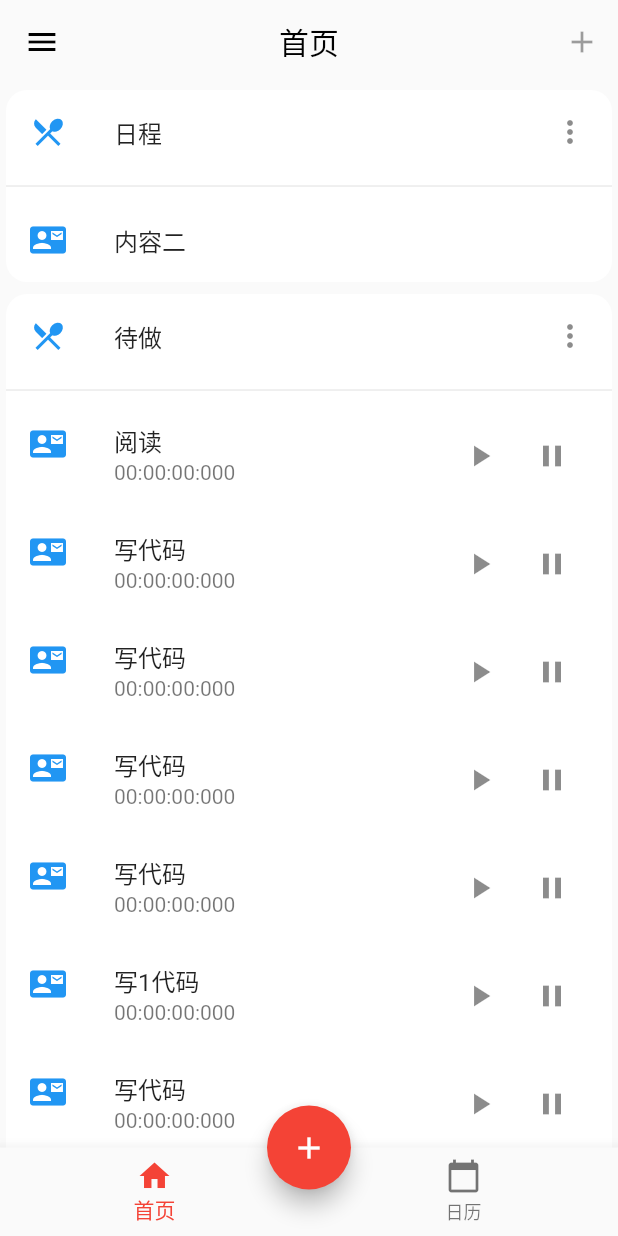
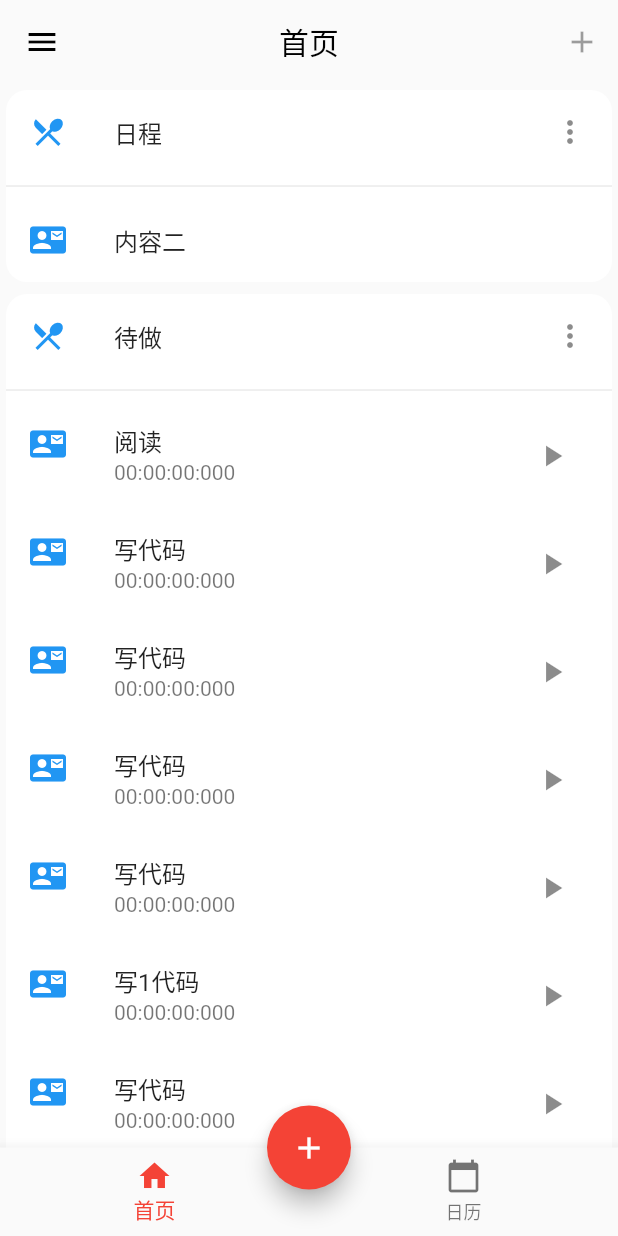
Before and after one commit to PapazDev/PapaLife, a Flutter app: the screen it shows after launch, on a phone screen of 412 x 824 dp. Run offline on Flutter 3.47's test engine with Material 2 defaults, Android fonts, the phone set to English and light mode, and no system bars; our stand-ins replace syncfusion_flutter_calendar.

Commit message:
新增计时器暂停

```diff
--- a/lib/menu.dart
+++ b/lib/menu.dart
@@ -16,34 +16,10 @@ class Menu {
             ),
           ),
           new ListTile(
-            leading: new CircleAvatar(child: new Text("B")),
-            title: new Text('Drawer item B'),
-            subtitle: new Text("Drawer item B subtitle"),
-            onTap: () => {},
-          ),
-          new AboutListTile(
-            icon: new CircleAvatar(child: new Text("Ab")),
-            child: new Text("About"),
-            applicationName: "Test",
-            applicationVersion: "1.0",
-            applicationLegalese: "applicationLegalese",
-            aboutBoxChildren: <Widget>[
-              new Text("BoxChildren"),
-              new Text("box child 2")
-            ],
-          ),
-          new Dismissible(
-            key: UniqueKey(),
-            background: new Container(
-              color: Colors.red,
-            ),
-            child: new ListTile(
-              title: new Text('内容二'),
-              leading: new Icon(
-                Icons.contact_mail,
-                color: Colors.blue[500],
-              ),
-            ),
+            title: new Text('设置',style: new TextStyle(fontSize:18),),
+            onTap: (){
+              print('设置');
+              },
           ),
         ],
       ),
@@ -60,12 +36,10 @@ class Menu {
           "admin@papaz.me",
         ),
         currentAccountPicture: new CircleAvatar(
-          backgroundImage: new AssetImage("images/"),
         ),
         onDetailsPressed: () {},
         otherAccountsPictures: <Widget>[
           new CircleAvatar(
-            backgroundImage: new AssetImage("images/"),
           ),
         ],
         decoration: BoxDecoration(color: Colors.orange));
--- a/lib/pages/index/index.dart
+++ b/lib/pages/index/index.dart
@@ -22,30 +22,33 @@ class MyHomePage extends StatefulWidget {
 
 class _MyHomePageState extends State<MyHomePage> {
   List<Map> todoList = [
-    {'name': '阅读', 'id': '123', 'time': 0},
-    {'name': '写代码', 'id': '32131231', 'time': 0},
-    {'name': '写代码', 'id': '32131231', 'time': 0},
-    {'name': '写代码', 'id': '32131231', 'time': 0},
-    {'name': '写代码', 'id': '32131231', 'time': 0},
-    {'name': '写1代码', 'id': '312131231', 'time': 0},
-    {'name': '写代码', 'id': '32131231', 'time': 0},
-    {'name': '写代码', 'id': '32131231', 'time': 0},
-    {'name': '写代码', 'id': '32131231', 'time': 0},
-    {'name': '写代码', 'id': '32131231', 'time': 0},
-    {'name': '写代码', 'id': '32131231', 'time': 0},
-    {'name': '写代码', 'id': '32131231', 'time': 0}
+    {'name': '阅读', 'id': '123', 'time': 0, 'isTimer': false},
+    {'name': '写代码', 'id': '32131231', 'time': 0, 'isTimer': false},
+    {'name': '写代码', 'id': '32131231', 'time': 0, 'isTimer': false},
+    {'name': '写代码', 'id': '32131231', 'time': 0, 'isTimer': false},
+    {'name': '写代码', 'id': '32131231', 'time': 0, 'isTimer': false},
+    {'name': '写1代码', 'id': '312131231', 'time': 0, 'isTimer': false},
+    {'name': '写代码', 'id': '32131231', 'time': 0, 'isTimer': false},
+    {'name': '写代码', 'id': '32131231', 'time': 0, 'isTimer': false},
+    {'name': '写代码', 'id': '32131231', 'time': 0, 'isTimer': false},
+    {'name': '写代码', 'id': '32131231', 'time': 0, 'isTimer': false},
+    {'name': '写代码', 'id': '32131231', 'time': 0, 'isTimer': false},
+    {'name': '写代码', 'id': '32131231', 'time': 0, 'isTimer': false}
   ];
   void startTimer(index) {
-    const oneSec = const Duration(microseconds: 10);
+    const oneSec = const Duration(microseconds: 5);
+    setState(() {
+      todoList[index]['isTimer'] = true;
       todoList[index]['timer'] = new Timer.periodic(
         oneSec,
         (Timer timer) => setState(
           () {
             print(timer);
-          todoList[index]['time']= todoList[index]['time']+1;
+            todoList[index]['time'] = todoList[index]['time'] + 1;
           },
         ),
       );
+    });
   }
 
   @override
@@ -174,19 +177,25 @@ class _MyHomePageState extends State<MyHomePage> {
                                   trailing: Row(
                                     mainAxisSize: MainAxisSize.min,
                                     children: <Widget>[
-                                      IconButton(
+                                      Visibility(
+                                        child: IconButton(
                                           icon: Icon(Icons.play_arrow),
                                           onPressed: () {
                                             print('strat');
                                             startTimer(index);
                                           },
                                         ),
-                                      IconButton(
+                                      ),
+                                      Visibility(
+                                        visible: todoList[index]['isTimer'],
+                                        child: IconButton(
                                           icon: Icon(Icons.pause),
                                           onPressed: () {
                                             print('end');
                                             todoList[index]['timer'].cancel();
+                                            todoList[index]['isTimer'] = false;
                                           },
+                                        ),
                                       ),
                                     ],
                                   ),
--- /dev/null
+++ b/lib/service/CommandService.dart
@@ -0,0 +1,18 @@
+import 'package:flutter/material.dart';
+
+class CommandService {
+  var e = [
+    {
+      'name':'学习1',
+      'icon':'contact_phone'
+    },
+    {
+      'name':'学习2',
+      'icon':'contact_phone'
+    },
+    {
+      'name':'学习3',
+      'icon':'contact_phone'
+    },
+  ];
+}
```
Lines whose indentation alone changed are shown as unchanged.
